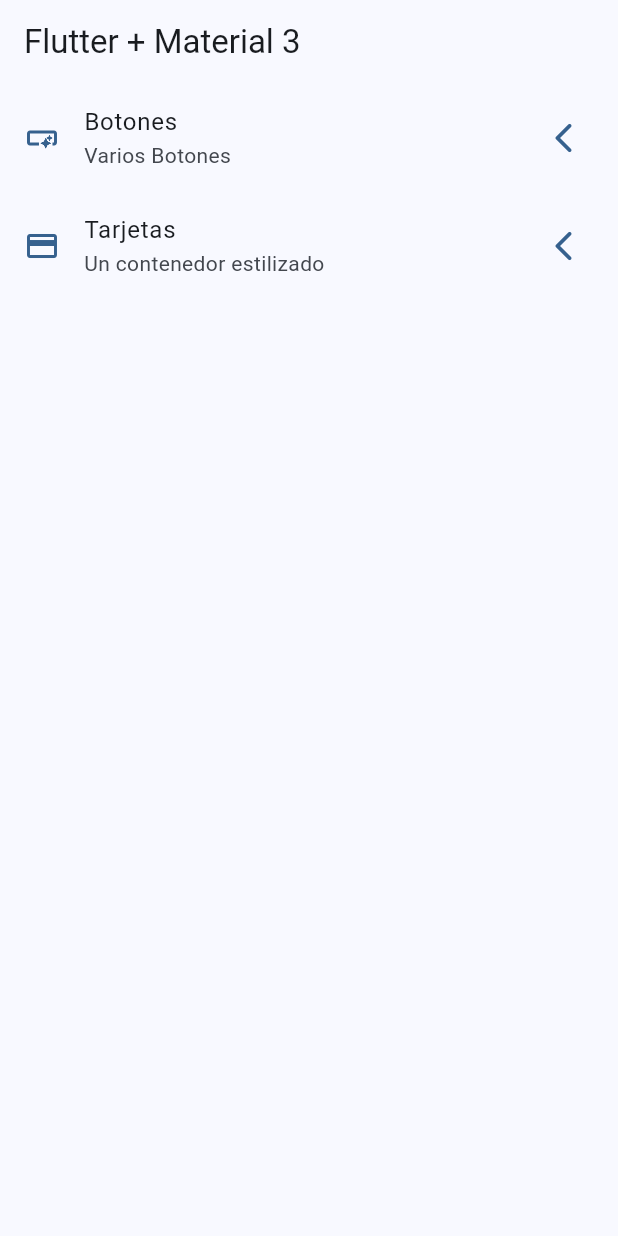
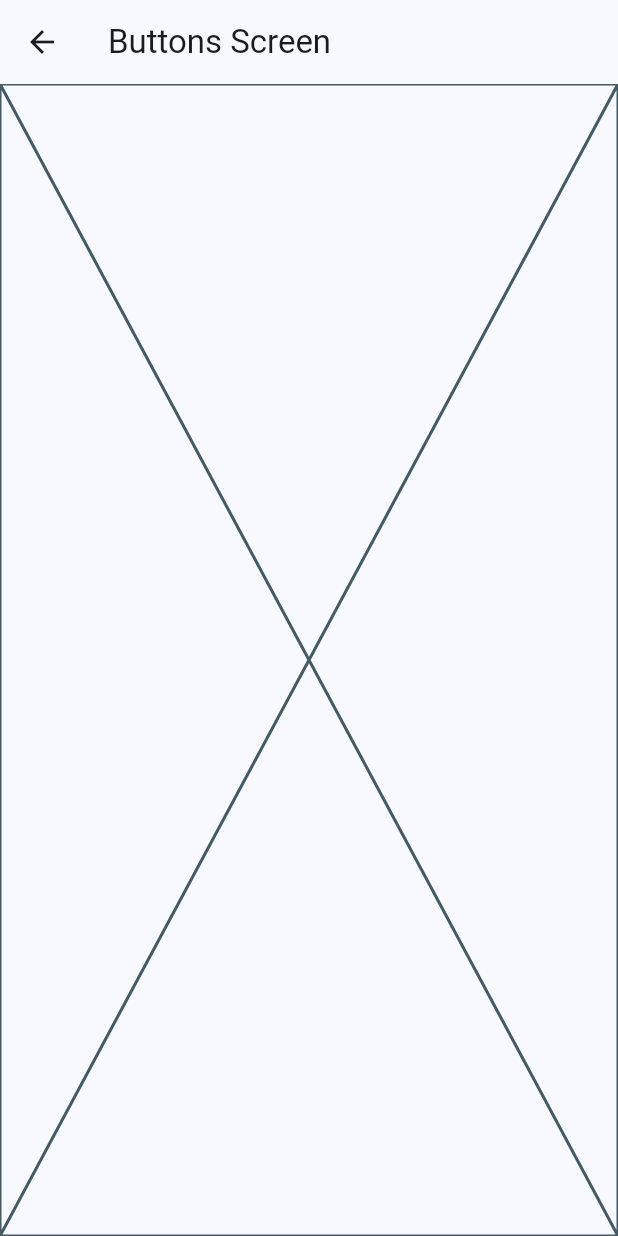
Before and after one commit to danielsimarro/widgets_app, a Flutter app: the screen it shows after launch, after a tap on "Botones", on a phone screen of 412 x 824 dp. Run offline on Flutter 3.47's test engine with Material 2 defaults, Android fonts, the phone set to English and light mode, and no system bars.

Commit message:
rutas basicas configuradas

```diff
--- a/lib/config/menu/menu_items.dart
+++ b/lib/config/menu/menu_items.dart
@@ -17,11 +17,11 @@ const appMenuItems = <MenuItem>[
   MenuItem(
       title: 'Botones',
       subTitle: 'Varios Botones',
-      link: '/',
+      link: '/buttons',
       icon: Icons.smart_button_outlined),
   MenuItem(
       title: 'Tarjetas',
       subTitle: 'Un contenedor estilizado',
-      link: '/card',
+      link: '/cards',
       icon: Icons.credit_card)
 ];
--- a/lib/main.dart
+++ b/lib/main.dart
@@ -1,5 +1,7 @@
 import 'package:flutter/material.dart';
 import 'package:widgets_app/config/theme/app_theme.dart';
+import 'package:widgets_app/presentation/screens/buttons/buttons_screen.dart';
+import 'package:widgets_app/presentation/screens/cards/cards_screen.dart';
 import 'package:widgets_app/presentation/screens/home/home_screen.dart';
 
 void main() {
@@ -12,8 +14,13 @@ class MainApp extends StatelessWidget {
   @override
   Widget build(BuildContext context) {
     return MaterialApp(
-        debugShowCheckedModeBanner: false,
-        theme: AppTheme(selectedColor: 0).getTheme(),
-        home: const HomeScreen());
+      debugShowCheckedModeBanner: false,
+      theme: AppTheme(selectedColor: 0).getTheme(),
+      home: const HomeScreen(),
+      routes: {
+        '/buttons': (context) => const ButtonsScreen(),
+        '/cards': (context) => const CardsScreen(),
+      },
+    );
   }
 }
--- /dev/null
+++ b/lib/presentation/screens/buttons/buttons_screen.dart
@@ -0,0 +1,15 @@
+import 'package:flutter/material.dart';
+
+class ButtonsScreen extends StatelessWidget {
+  const ButtonsScreen({super.key});
+
+  @override
+  Widget build(BuildContext context) {
+    return Scaffold(
+      appBar: AppBar(
+        title: const Text('Buttons Screen'),
+      ),
+      body: const Placeholder(),
+    );
+  }
+}
--- a/lib/presentation/screens/home/home_screen.dart
+++ b/lib/presentation/screens/home/home_screen.dart
@@ -1,5 +1,6 @@
 import 'package:flutter/material.dart';
 import 'package:widgets_app/config/menu/menu_items.dart';
+import 'package:widgets_app/presentation/screens/buttons/buttons_screen.dart';
 
 class HomeScreen extends StatelessWidget {
   const HomeScreen({super.key});
@@ -51,7 +52,13 @@ class _CustomListTitle extends StatelessWidget {
         ),
         title: (Text(menu.title)),
         subtitle: Text(menu.subTitle),
-      onTap: () {// TODO:navegar a otra pantalla},
-    );
+        onTap: () {
+          // Navigator.of(context).push(
+          //   MaterialPageRoute(
+          //     builder: (context) => const ButtonsScreen(),
+          //   ),
+          // );
+          Navigator.pushNamed(context, menu.link);
+        });
   }
 }
```
Also changed, not shown: lib/presentation/screens/cards/cards_screen.dart (added, +15 -0 lines). Lines whose indentation alone changed are shown as unchanged.
